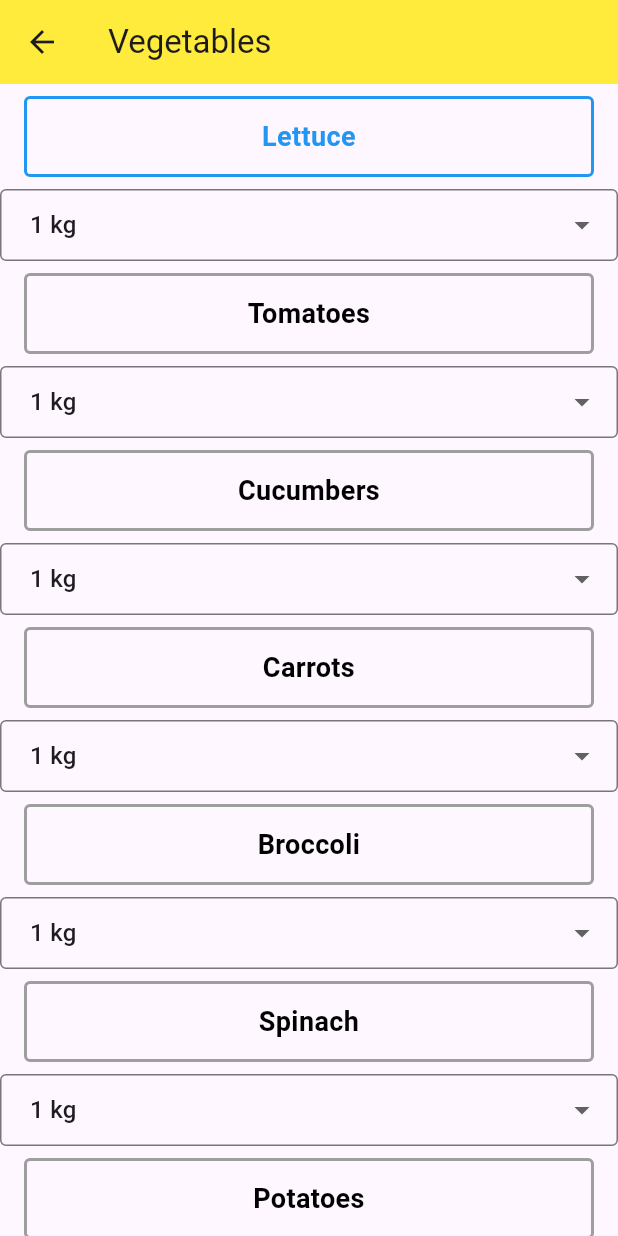
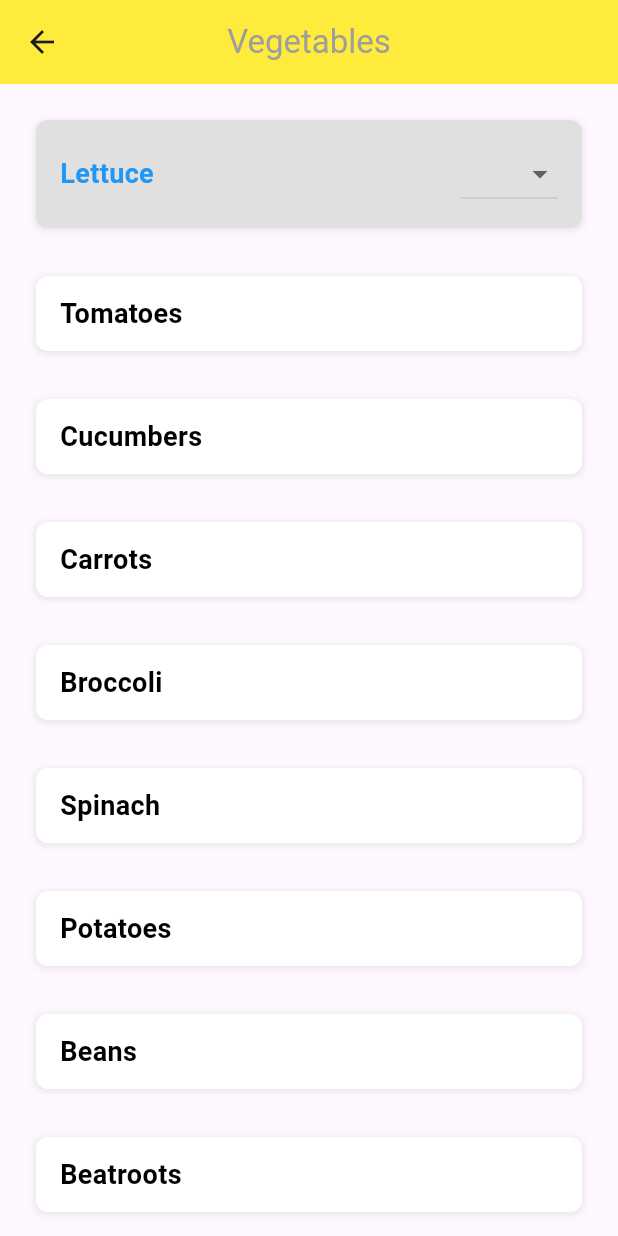
Before and after one commit to AbdhalRiyas/SriCuisine, a Flutter app: the VegetableIngredientsScreen screen opened directly, on a phone screen of 412 x 824 dp. Run offline on Flutter 3.47's test engine with Material 3 defaults, Android fonts, the phone set to English and light mode, and no system bars; our stand-ins replace google_nav_bar.

Commit message:
Added the Back Button for the pages

```diff
--- a/lib/Pages.dart/VegetableIngredientsScreen.dart
+++ b/lib/Pages.dart/VegetableIngredientsScreen.dart
@@ -20,15 +20,18 @@ class _VegetableIngredientsScreenState
     'Beatroots',
   ];
 
-  final List<int> _quantities = List.generate(6, (index) => index + 1);
+  final List<int> _quantities = List.generate(6, (index) => (index + 1) * 100);
 
-  int _selectedVegetable = 0;
-  int _selectedQuantity = 1;
+  int _selectedVegetables = 0; // Initially no selection
+  int? _selectedQuantity; // Initially null
+  Map<int, int> _selectedItems =
+      {}; // Map to store selected items and their quantities
 
-  void _onVegetableTapped(int index) {
+  void _onVegetablesTapped(int index) {
     setState(() {
-      _selectedVegetable = index;
-      _selectedQuantity = 1; // Reset quantity when changing vegetables
+      _selectedItems[_selectedVegetables] = _selectedQuantity ?? 0;
+      _selectedVegetables = index;
+      _selectedQuantity = _selectedItems[index];
     });
   }
 
@@ -36,73 +39,106 @@ class _VegetableIngredientsScreenState
   Widget build(BuildContext context) {
     return Scaffold(
       appBar: AppBar(
-        title: Text('Vegetables'),
-        backgroundColor: Colors.yellow,
+        backgroundColor: const Color(0xFFFFEB3B),
+        title: const Text(
+          'Vegetables',
+          style: TextStyle(color: Colors.grey),
+        ),
+        centerTitle: true,
+        leading: IconButton(
+          icon: const Icon(Icons.arrow_back),
+          onPressed: () {
+            Navigator.pop(context);
+          },
+        ),
       ),
       body: Center(
         child: SingleChildScrollView(
+          child: Padding(
+            padding: const EdgeInsets.all(16.0), // Add padding
             child: Column(
               mainAxisAlignment: MainAxisAlignment.end,
               children: List.generate(_vegetables.length, (index) {
                 final vegetable = _vegetables[index];
+                final isSelected = _selectedVegetables == index;
                 return Column(
                   children: [
                     GestureDetector(
                       onTap: () {
-                      _onVegetableTapped(index);
+                        _onVegetablesTapped(index);
                       },
                       child: Container(
                         width: double.infinity,
-                      padding:
-                          EdgeInsets.symmetric(horizontal: 16, vertical: 12),
-                      margin: EdgeInsets.symmetric(horizontal: 16, vertical: 8),
+                        padding: const EdgeInsets.symmetric(
+                            horizontal: 16, vertical: 12),
+                        margin: const EdgeInsets.symmetric(
+                            horizontal: 8, vertical: 8),
                         decoration: BoxDecoration(
-                        border: Border.all(
-                            color: _selectedVegetable == index
-                                ? Colors.blue
-                                : Colors.grey,
-                            width: 2),
-                        borderRadius: BorderRadius.circular(4),
+                          color: isSelected
+                              ? const Color(
+                                  0xFFE0E0E0) // Light gray for selection
+                              : Colors.white,
+                          borderRadius:
+                              BorderRadius.circular(8), // Rounded corners
+                          boxShadow: [
+                            BoxShadow(
+                              color: Colors.grey.withOpacity(0.2),
+                              // Subtle shadow
+                              spreadRadius: 1,
+                              blurRadius: 3,
+                              offset: const Offset(0, 1), // Offset for shadow
                             ),
-                      child: Text(
+                          ],
+                        ),
+                        child: Row(
+                          mainAxisAlignment: MainAxisAlignment.spaceBetween,
+                          children: [
+                            Text(
                               vegetable,
-                        textAlign: TextAlign.center,
                               style: TextStyle(
-                          color: _selectedVegetable == index
-                              ? Colors.blue
-                              : Colors.black,
+                                color: isSelected ? Colors.blue : Colors.black,
                                 fontSize: 18,
                                 fontWeight: FontWeight.bold,
+                                fontFamily: 'Roboto', // Example custom font
+                              ),
+                            ),
+                            if (isSelected)
+                              DropdownButton<int>(
+                                value: _selectedQuantity,
+                                onChanged: (value) {
+                                  setState(() {
+                                    _selectedQuantity = value;
+                                  });
+                                },
+                                items: _quantities
+                                    .map<DropdownMenuItem<int>>(
+                                      (int value) => DropdownMenuItem<int>(
+                                        value: value,
+                                        child: Text('$value g'),
+                                      ),
+                                    )
+                                    .toList(),
+                              ),
+                          ],
                         ),
                       ),
                     ),
-                  ),
-                  DropdownButtonFormField<int>(
-                    value: _selectedQuantity,
-                    onChanged: (value) {
-                      setState(() {
-                        _selectedQuantity;
-                      });
-                    },
-                    items: _quantities
-                        .map((quantity) => DropdownMenuItem<int>(
-                              value: quantity,
-                              child: Text('$quantity kg'),
-                            ))
-                        .toList(),
-                    decoration: InputDecoration(
-                      contentPadding: EdgeInsets.symmetric(horizontal: 16),
-                      border: OutlineInputBorder(
-                        borderRadius: BorderRadius.circular(4),
+                    if (isSelected && _selectedQuantity != null)
+                      Text(
+                        'Selected Quantity: $_selectedQuantity g',
+                        style: const TextStyle(
+                          fontWeight: FontWeight.bold,
+                          color: Colors.green,
                         ),
                       ),
-                  ),
+                    const SizedBox(height: 16), // Add space between items
                   ],
                 );
               }),
             ),
           ),
         ),
+      ),
     );
   }
 }
```
Also changed, not shown: lib/Pages.dart/DairyProductsIngredientsScreen.dart (+19 -11 lines), lib/Pages.dart/FruitIngredientsScreen.dart (+23 -15 lines), lib/Pages.dart/MeatIngredientsScreen.dart (+78 -42 lines), lib/Pages.dart/available_ingredients_screen.dart (+61 -15 lines). Lines whose indentation alone changed are shown as unchanged.
